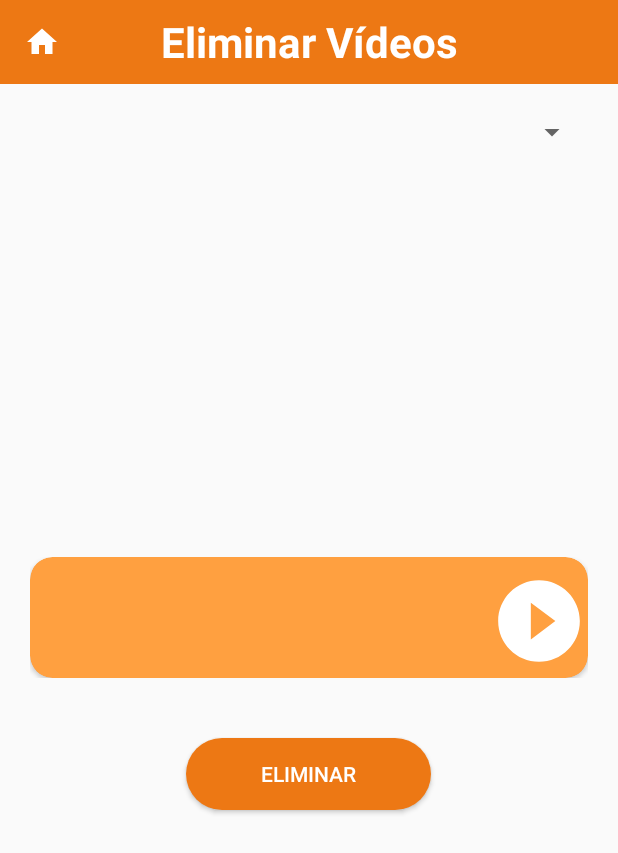
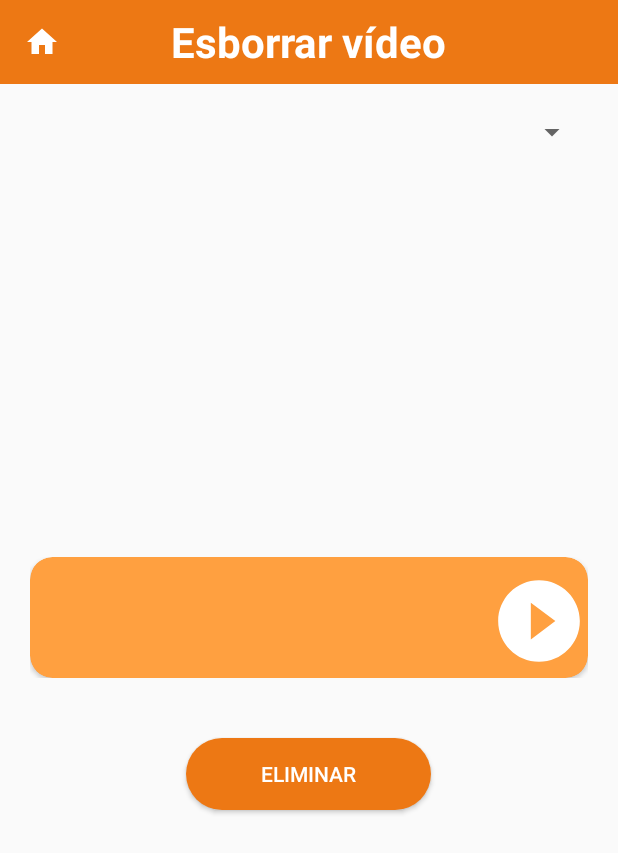
Before and after one commit to xmorera-joviat/AppNurseVideo, an Android app: the EliminarVideo screen opened directly, with no data from a screen before it, on a phone screen of 412 x 824 dp. Shown: the top 853 px of the screen. Run offline under Robolectric (Android 15) with nearby library versions, the phone set to English and light mode, and no system bars; our stand-ins replace Firebase (no records; nobody signed in at launch, a user with empty details on screens opened directly); 5 statements that could not run were skipped.

Commit message:
update Activitys AfegirVideos and EliminarVideo

```diff
--- a/NurseApp/app/src/main/java/com/example/nurseapp/MainActivity.java
+++ b/NurseApp/app/src/main/java/com/example/nurseapp/MainActivity.java
@@ -49,6 +49,7 @@ public class MainActivity extends AppCompatActivity {
     protected void onCreate(Bundle savedInstanceState) {
         super.onCreate(savedInstanceState);
 
+
         // Creem una instància de la base de dades de firebase cloudstore.
         fStore = FirebaseFirestore.getInstance();
 
@@ -61,7 +62,7 @@ public class MainActivity extends AppCompatActivity {
         }
         // Si es null, ficarem la vista dels pacients.
         else {
-            setContentView(R.layout.activity_main_pacient);
+            setContentView(R.layout.activity_main_editor);
         }
 
         // Executem el mètode setUpToolBar
--- a/NurseApp/app/src/main/java/com/example/nurseapp/TractamentVideos/EliminarVideo.java
+++ b/NurseApp/app/src/main/java/com/example/nurseapp/TractamentVideos/EliminarVideo.java
@@ -1,6 +1,7 @@
 package com.example.nurseapp.TractamentVideos;
 
 import android.content.Intent;
+import android.content.res.Configuration;
 import android.os.Bundle;
 import android.view.View;
 import android.widget.AdapterView;
@@ -17,6 +18,7 @@ import com.google.firebase.database.FirebaseDatabase;
 import com.google.firebase.database.ValueEventListener;
 import java.util.ArrayList;
 import java.util.List;
+import java.util.Locale;
 
 /**
  * Classe per a tractar l'activity d'eliminar els vídeos.
@@ -37,11 +39,17 @@ public class EliminarVideo extends LlistatVideosPrincipal {
         super.onCreate(savedInstanceState);
         setContentView(R.layout.activity_eliminar_video);
 
+        Locale locale = new Locale(getIntent().getExtras().getString("llenguatge"));
+        Locale.setDefault(locale);
+        Configuration config = new Configuration();
+        config.locale = locale;
+
+        getBaseContext().getResources().updateConfiguration(config, getResources().getDisplayMetrics());
         // Executem el mètode setUpToolBar
        setUpToolBar();
 
         // Executem el mètode customTitileToolBar amb el títol corresponent.
-        customTitileToolBar("Eliminar Vídeos");
+        customTitileToolBar(getResources().getString(R.string.tlbevTitol));
 
         // Vinculem les variables amb els corresponents objectes de l'apartat gràfic.
         idTextTitol = findViewById(R.id.idTextVideosEliminar);
--- a/NurseApp/app/src/main/res/values/strings.xml
+++ b/NurseApp/app/src/main/res/values/strings.xml
@@ -32,4 +32,10 @@
     <!--Vista Calendari-->
     <string name="tlbcTitol">Formulari</string>
 
+    <!--Vista AfegirVideos-->
+    <string name="tlbafTitol">Vídeo nuevo</string>
+
+    <!--Vista EliminarVideos-->
+    <string name="tlbevTitol">Esborrar vídeo</string>
+
 </resources>
```
Also changed, not shown: NurseApp/app/src/main/java/com/example/nurseapp/TractamentVideos/AfegirVideos.java (+11 -1 lines), 2 other files.
